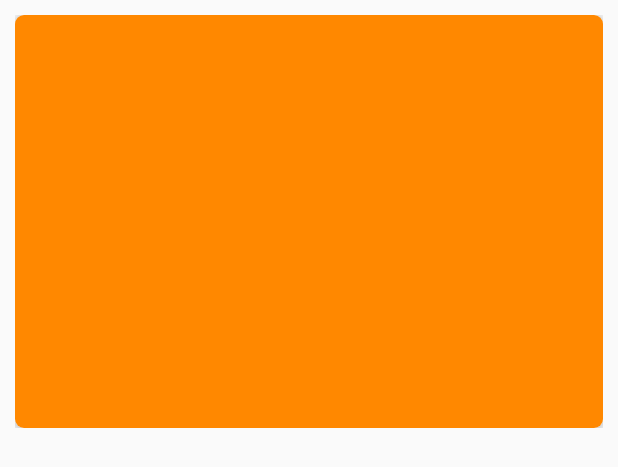
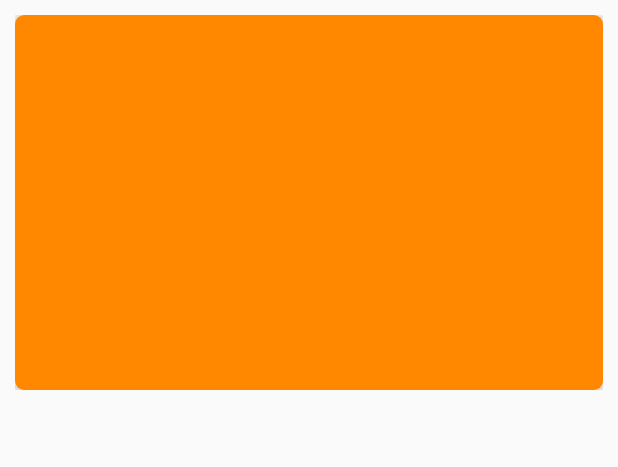
Before and after one commit to janishar/PlaceHolderView, an Android app: the layout gallery_item_big.xml on its own in the app's theme, with its tools: preview values and no code run, on a phone screen of 412 x 824 dp. Shown: the top 467 px of the screen. Run offline under Robolectric (Android 15) with nearby library versions, the phone set to English and light mode, and no system bars.

Commit message:
gallery example added 2

```diff
--- a/PlaceHolderViewLib/app/src/main/java/com/mindorks/test/gallery/ImageTypeBig.java
+++ b/PlaceHolderViewLib/app/src/main/java/com/mindorks/test/gallery/ImageTypeBig.java
@@ -19,7 +19,7 @@ import com.mindorks.test.R;
 /**
  * Created by janisharali on 19/08/16.
  */
-@Animate
+@Animate(Animation.FADE_IN_DESC)
 @NonReusable
 @Layout(R.layout.gallery_item_big)
 public class ImageTypeBig {
--- a/PlaceHolderViewLib/app/src/main/res/layout/gallery_item_big.xml
+++ b/PlaceHolderViewLib/app/src/main/res/layout/gallery_item_big.xml
@@ -8,12 +8,12 @@
     <android.support.v7.widget.CardView
         android:layout_width="match_parent"
         android:layout_height="wrap_content"
-        app:cardElevation="6dp"
-        app:cardCornerRadius="6dp">
+        app:cardCornerRadius="6dp"
+        app:cardElevation="6dp">
         <ImageView
             android:id="@+id/imageView"
             android:layout_width="match_parent"
-            android:layout_height="275dp"
+            android:layout_height="250dp"
             android:scaleType="centerCrop"
             android:src="@android:color/holo_orange_dark"/>
     </android.support.v7.widget.CardView>
```
Also changed, not shown: PlaceHolderViewLib/app/src/main/java/com/mindorks/test/MainActivity.java (+12 -5 lines).
